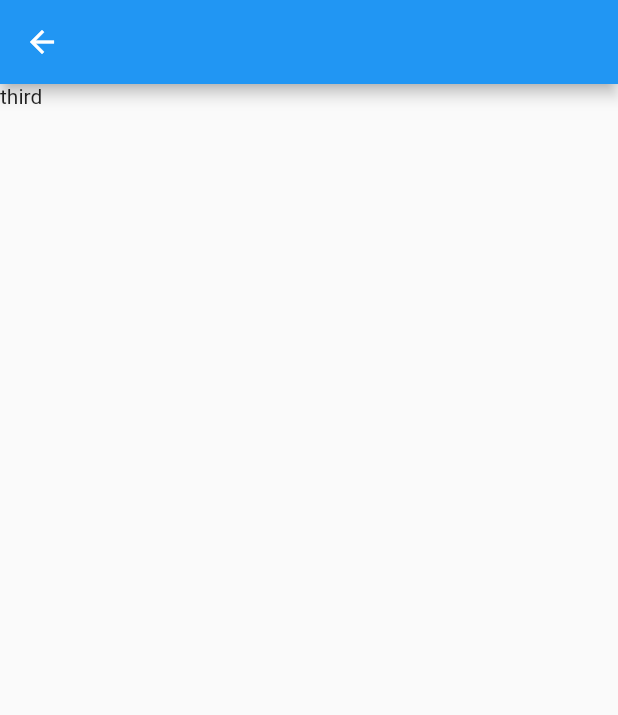
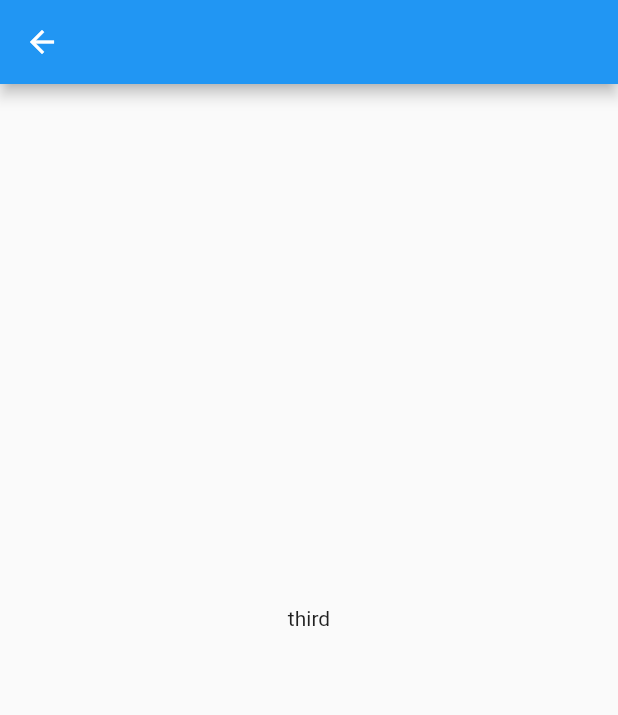
Before and after one commit to Ryotaewamoto/go_router_sample, a Flutter app: the ThirdScreen screen opened by its route, on a phone screen of 412 x 824 dp. Shown: the top 715 px of the screen. Run offline on Flutter 3.47's test engine with Material 2 defaults, Android fonts, the phone set to English and light mode, and no system bars; our stand-ins replace go_router, hooks_riverpod.

```diff
--- a/lib/screens/third_screen.dart
+++ b/lib/screens/third_screen.dart
@@ -7,8 +7,10 @@ class ThirdScreen extends StatelessWidget {
   Widget build(BuildContext context) {
     return Scaffold(
       appBar: AppBar(),
-      body: Container(
-        child: Text('third'),
+      body: const Scaffold(
+        body: Center(
+          child: Text('third'),
+        ),
       ),
     );
   }
```
Also changed, not shown: lib/main.dart (+0 -14 lines).
